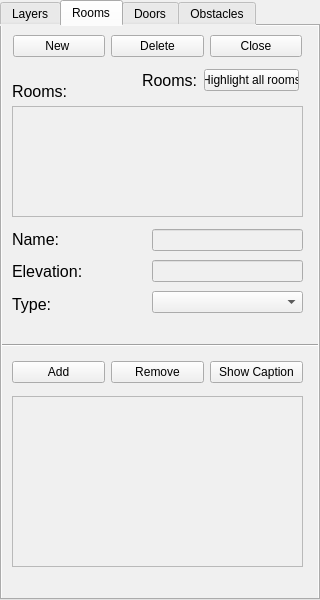
Qt form forms/roomwidget.ui (JuPedSim/jpseditor) before a commit.
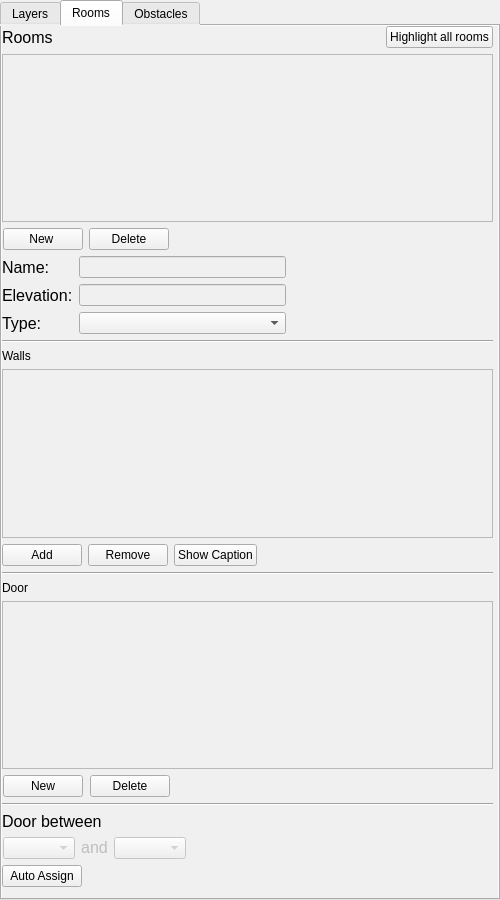
The same form after that commit. The open tabs and pages were chosen to show the change.

Commit message:
Redesign define geometry tabwidget
#123 Merge door window into room

What changed in the file:
```diff
--- a/forms/roomwidget.ui
+++ b/forms/roomwidget.ui
@@ -6,10 +6,16 @@
    <rect>
     <x>0</x>
     <y>0</y>
-    <width>320</width>
-    <height>600</height>
+    <width>500</width>
+    <height>900</height>
    </rect>
   </property>
+  <property name="sizePolicy">
+   <sizepolicy hsizetype="Expanding" vsizetype="Expanding">
+    <horstretch>1</horstretch>
+    <verstretch>1</verstretch>
+   </sizepolicy>
+  </property>
   <property name="windowTitle">
    <string>Define Room</string>
   </property>
@@ -77,72 +83,68 @@
    </widget>
   </widget>
   <widget class="QWidget" name="roomTab">
+   <property name="sizePolicy">
+    <sizepolicy hsizetype="Expanding" vsizetype="Expanding">
+     <horstretch>0</horstretch>
+     <verstretch>0</verstretch>
+    </sizepolicy>
+   </property>
    <property name="toolTip">
     <string/>
    </property>
    <attribute name="title">
     <string>Rooms</string>
    </attribute>
+   <widget class="QWidget" name="">
+    <property name="geometry">
+     <rect>
+      <x>0</x>
+      <y>0</y>
+      <width>491</width>
+      <height>861</height>
+     </rect>
+    </property>
+    <layout class="QVBoxLayout" name="verticalLayout_4">
+     <item>
+      <layout class="QHBoxLayout" name="horizontalLayout_8">
+       <item>
    <widget class="QLabel" name="label">
-    <property name="geometry">
-     <rect>
-      <x>10</x>
-      <y>50</y>
-      <width>191</width>
-      <height>31</height>
-     </rect>
-    </property>
     <property name="font">
      <font>
       <pointsize>12</pointsize>
      </font>
     </property>
     <property name="text">
-     <string>Rooms:</string>
-    </property>
-   </widget>
-   <widget class="QListWidget" name="listWalls">
-    <property name="geometry">
-     <rect>
-      <x>10</x>
-      <y>370</y>
-      <width>291</width>
-      <height>171</height>
-     </rect>
-    </property>
-   </widget>
-   <widget class="QListWidget" name="list_rooms">
-    <property name="geometry">
-     <rect>
-      <x>10</x>
-      <y>80</y>
-      <width>291</width>
-      <height>111</height>
-     </rect>
-    </property>
-   </widget>
-   <widget class="Line" name="line_2">
-    <property name="geometry">
-     <rect>
-      <x>-10</x>
-      <y>299</y>
-      <width>341</width>
-      <height>41</height>
-     </rect>
-    </property>
+          <string>Rooms</string>
+         </property>
+        </widget>
+       </item>
+       <item>
+        <spacer name="horizontalSpacer_4">
     <property name="orientation">
      <enum>Qt::Horizontal</enum>
     </property>
-   </widget>
-   <widget class="QWidget" name="horizontalLayoutWidget">
-    <property name="geometry">
-     <rect>
-      <x>10</x>
-      <y>0</y>
-      <width>291</width>
-      <height>41</height>
-     </rect>
-    </property>
+         <property name="sizeHint" stdset="0">
+          <size>
+           <width>40</width>
+           <height>20</height>
+          </size>
+         </property>
+        </spacer>
+       </item>
+       <item>
+        <widget class="QPushButton" name="highlight_all">
+         <property name="text">
+          <string>Highlight all rooms</string>
+         </property>
+        </widget>
+       </item>
+      </layout>
+     </item>
+     <item>
+      <widget class="QListWidget" name="list_rooms"/>
+     </item>
+     <item>
     <layout class="QHBoxLayout" name="horizontalLayout">
      <property name="leftMargin">
       <number>1</number>
@@ -174,80 +176,23 @@
       </widget>
      </item>
      <item>
-      <widget class="QPushButton" name="closeButton">
-       <property name="toolTip">
-        <string>&lt;html&gt;&lt;head/&gt;&lt;body&gt;&lt;p&gt;Close Define Room&lt;/p&gt;&lt;/body&gt;&lt;/html&gt;</string>
-       </property>
-       <property name="statusTip">
-        <string>Close widget</string>
-       </property>
-       <property name="text">
-        <string>Close</string>
-       </property>
-       <property name="shortcut">
-        <string>Ctrl+L</string>
-       </property>
-      </widget>
-     </item>
-    </layout>
-   </widget>
-   <widget class="QWidget" name="horizontalLayoutWidget_2">
-    <property name="geometry">
-     <rect>
-      <x>10</x>
-      <y>330</y>
-      <width>291</width>
-      <height>32</height>
-     </rect>
-    </property>
-    <layout class="QHBoxLayout" name="horizontalLayout_2">
-     <item>
-      <widget class="QPushButton" name="add_button">
-       <property name="toolTip">
-        <string>&lt;html&gt;&lt;head/&gt;&lt;body&gt;&lt;p&gt;Add wall to selected room&lt;/p&gt;&lt;/body&gt;&lt;/html&gt;</string>
-       </property>
-       <property name="text">
-        <string>Add</string>
-       </property>
-       <property name="shortcut">
-        <string>Ctrl+Alt+A</string>
-       </property>
-      </widget>
+        <spacer name="horizontalSpacer_3">
+         <property name="orientation">
+          <enum>Qt::Horizontal</enum>
+         </property>
+         <property name="sizeHint" stdset="0">
+          <size>
+           <width>40</width>
+           <height>20</height>
+          </size>
+         </property>
+        </spacer>
+       </item>
+      </layout>
      </item>
      <item>
-      <widget class="QPushButton" name="remove_button">
-       <property name="toolTip">
-        <string>&lt;html&gt;&lt;head/&gt;&lt;body&gt;&lt;p&gt;Delete wall from selected room&lt;/p&gt;&lt;/body&gt;&lt;/html&gt;</string>
-       </property>
-       <property name="text">
-        <string>Remove</string>
-       </property>
-       <property name="shortcut">
-        <string>Ctrl+Alt+R</string>
-       </property>
-      </widget>
-     </item>
+      <layout class="QHBoxLayout" name="horizontalLayout_5">
      <item>
-      <widget class="QPushButton" name="caption">
-       <property name="toolTip">
-        <string>&lt;html&gt;&lt;head/&gt;&lt;body&gt;&lt;p&gt;Show room caption&lt;/p&gt;&lt;/body&gt;&lt;/html&gt;</string>
-       </property>
-       <property name="text">
-        <string>Show Caption</string>
-       </property>
-      </widget>
-     </item>
-    </layout>
-   </widget>
-   <widget class="QWidget" name="verticalLayoutWidget">
-    <property name="geometry">
-     <rect>
-      <x>10</x>
-      <y>200</y>
-      <width>91</width>
-      <height>91</height>
-     </rect>
-    </property>
     <layout class="QVBoxLayout" name="verticalLayout">
      <item>
       <widget class="QLabel" name="label_4">
@@ -286,16 +231,8 @@
       </widget>
      </item>
     </layout>
-   </widget>
-   <widget class="QWidget" name="verticalLayoutWidget_2">
-    <property name="geometry">
-     <rect>
-      <x>150</x>
-      <y>200</y>
-      <width>151</width>
-      <height>93</height>
-     </rect>
-    </property>
+       </item>
+       <item>
     <layout class="QVBoxLayout" name="verticalLayout_2">
      <item>
       <widget class="QLineEdit" name="chname_edit"/>
@@ -311,134 +248,111 @@
       </widget>
      </item>
     </layout>
-   </widget>
-   <widget class="QWidget" name="layoutWidget">
-    <property name="geometry">
-     <rect>
-      <x>140</x>
-      <y>40</y>
-      <width>157</width>
-      <height>28</height>
-     </rect>
-    </property>
-    <layout class="QHBoxLayout" name="horizontalLayout_3">
+       </item>
      <item>
-      <widget class="QLabel" name="label">
-       <property name="font">
-        <font>
-         <pointsize>12</pointsize>
-        </font>
-       </property>
-       <property name="text">
-        <string>Rooms:</string>
-       </property>
+        <spacer name="horizontalSpacer_5">
+         <property name="orientation">
+          <enum>Qt::Horizontal</enum>
+         </property>
+         <property name="sizeHint" stdset="0">
+          <size>
+           <width>40</width>
+           <height>20</height>
+          </size>
+         </property>
+        </spacer>
+       </item>
+      </layout>
+     </item>
+     <item>
+      <widget class="Line" name="line_2">
+       <property name="orientation">
+        <enum>Qt::Horizontal</enum>
+       </property>
       </widget>
      </item>
      <item>
-      <widget class="QPushButton" name="highlight_all">
+      <widget class="QLabel" name="label_3">
        <property name="text">
-        <string>Highlight all rooms</string>
+        <string>Walls</string>
        </property>
       </widget>
      </item>
-    </layout>
-   </widget>
-  </widget>
-  <widget class="QWidget" name="doorTab">
+     <item>
+      <widget class="QListWidget" name="listWalls"/>
+     </item>
+     <item>
+      <layout class="QHBoxLayout" name="horizontalLayout_2">
+       <item>
+        <widget class="QPushButton" name="add_button">
    <property name="toolTip">
-    <string/>
-   </property>
-   <attribute name="title">
-    <string>Doors</string>
-   </attribute>
-   <widget class="QListWidget" name="crossingList">
-    <property name="geometry">
-     <rect>
-      <x>10</x>
-      <y>90</y>
-      <width>291</width>
-      <height>91</height>
-     </rect>
-    </property>
-   </widget>
-   <widget class="QLabel" name="label_5">
-    <property name="geometry">
-     <rect>
-      <x>10</x>
-      <y>50</y>
-      <width>291</width>
-      <height>31</height>
-     </rect>
-    </property>
-    <property name="font">
-     <font>
-      <pointsize>12</pointsize>
-     </font>
-    </property>
+          <string>&lt;html&gt;&lt;head/&gt;&lt;body&gt;&lt;p&gt;Add wall to selected room&lt;/p&gt;&lt;/body&gt;&lt;/html&gt;</string>
+         </property>
+         <property name="text">
+          <string>Add</string>
+         </property>
+         <property name="shortcut">
+          <string>Ctrl+Alt+A</string>
+         </property>
+        </widget>
+       </item>
+       <item>
+        <widget class="QPushButton" name="remove_button">
+         <property name="toolTip">
+          <string>&lt;html&gt;&lt;head/&gt;&lt;body&gt;&lt;p&gt;Delete wall from selected room&lt;/p&gt;&lt;/body&gt;&lt;/html&gt;</string>
+         </property>
     <property name="text">
-     <string>Doors:</string>
-    </property>
-   </widget>
-   <widget class="QLabel" name="crossing_between">
-    <property name="enabled">
-     <bool>true</bool>
-    </property>
-    <property name="geometry">
-     <rect>
-      <x>10</x>
-      <y>210</y>
-      <width>201</width>
-      <height>41</height>
-     </rect>
-    </property>
-    <property name="font">
-     <font>
-      <pointsize>12</pointsize>
-     </font>
-    </property>
+          <string>Remove</string>
+         </property>
+         <property name="shortcut">
+          <string>Ctrl+Alt+R</string>
+         </property>
+        </widget>
+       </item>
+       <item>
+        <widget class="QPushButton" name="caption">
+         <property name="toolTip">
+          <string>&lt;html&gt;&lt;head/&gt;&lt;body&gt;&lt;p&gt;Show room caption&lt;/p&gt;&lt;/body&gt;&lt;/html&gt;</string>
+         </property>
     <property name="text">
-     <string>Door between</string>
-    </property>
-   </widget>
-   <widget class="Line" name="line">
-    <property name="geometry">
-     <rect>
-      <x>-10</x>
-      <y>190</y>
-      <width>341</width>
-      <height>31</height>
-     </rect>
-    </property>
+          <string>Show Caption</string>
+         </property>
+        </widget>
+       </item>
+       <item>
+        <spacer name="horizontalSpacer_2">
     <property name="orientation">
      <enum>Qt::Horizontal</enum>
     </property>
-   </widget>
-   <widget class="QPushButton" name="auto_assign_doors">
-    <property name="geometry">
-     <rect>
-      <x>100</x>
-      <y>290</y>
-      <width>101</width>
-      <height>28</height>
-     </rect>
-    </property>
-    <property name="toolTip">
-     <string>&lt;html&gt;&lt;head/&gt;&lt;body&gt;&lt;p&gt;Assign Door to room&lt;/p&gt;&lt;/body&gt;&lt;/html&gt;</string>
-    </property>
+         <property name="sizeHint" stdset="0">
+          <size>
+           <width>40</width>
+           <height>20</height>
+          </size>
+         </property>
+        </spacer>
+       </item>
+      </layout>
+     </item>
+     <item>
+      <widget class="Line" name="line_3">
+       <property name="orientation">
+        <enum>Qt::Horizontal</enum>
+       </property>
+      </widget>
+     </item>
+     <item>
+      <widget class="QLabel" name="label_8">
     <property name="text">
-     <string>Auto Assign</string>
-    </property>
-   </widget>
-   <widget class="QWidget" name="horizontalLayoutWidget_4">
-    <property name="geometry">
-     <rect>
-      <x>8</x>
-      <y>0</y>
-      <width>291</width>
-      <height>41</height>
-     </rect>
-    </property>
-    <layout class="QHBoxLayout" name="horizontalLayout_4">
+        <string>Door</string>
+       </property>
+      </widget>
+     </item>
+     <item>
+      <widget class="QListWidget" name="crossingList"/>
+     </item>
+     <item>
+      <layout class="QHBoxLayout" name="horizontalLayout_17">
      <property name="spacing">
       <number>7</number>
      </property>
@@ -449,7 +363,7 @@
       <number>1</number>
      </property>
      <item>
-      <widget class="QPushButton" name="addCrossingButton">
+        <widget class="QPushButton" name="addCrossingButton2">
        <property name="toolTip">
         <string>&lt;html&gt;&lt;head/&gt;&lt;body&gt;&lt;p&gt;Add new Door&lt;/p&gt;&lt;/body&gt;&lt;/html&gt;</string>
        </property>
@@ -459,7 +373,7 @@
       </widget>
      </item>
      <item>
-      <widget class="QPushButton" name="removeCrossingButton">
+        <widget class="QPushButton" name="deleteCrossingButton">
        <property name="toolTip">
         <string>&lt;html&gt;&lt;head/&gt;&lt;body&gt;&lt;p&gt;Delete selected door&lt;/p&gt;&lt;/body&gt;&lt;/html&gt;</string>
        </property>
@@ -469,27 +383,44 @@
       </widget>
      </item>
      <item>
-      <widget class="QPushButton" name="closeButton_2">
-       <property name="toolTip">
-        <string>&lt;html&gt;&lt;head/&gt;&lt;body&gt;&lt;p&gt;Close Define Room&lt;/p&gt;&lt;/body&gt;&lt;/html&gt;</string>
-       </property>
-       <property name="text">
-        <string>Close</string>
-       </property>
-      </widget>
-     </item>
-    </layout>
-   </widget>
-   <widget class="QWidget" name="horizontalLayoutWidget_5">
-    <property name="geometry">
-     <rect>
-      <x>8</x>
-      <y>240</y>
-      <width>291</width>
-      <height>41</height>
-     </rect>
-    </property>
-    <layout class="QHBoxLayout" name="horizontalLayout_6">
+        <spacer name="horizontalSpacer">
+         <property name="orientation">
+          <enum>Qt::Horizontal</enum>
+         </property>
+         <property name="sizeHint" stdset="0">
+          <size>
+           <width>40</width>
+           <height>20</height>
+          </size>
+         </property>
+        </spacer>
+       </item>
+      </layout>
+     </item>
+     <item>
+      <widget class="Line" name="line">
+       <property name="orientation">
+        <enum>Qt::Horizontal</enum>
+       </property>
+      </widget>
+     </item>
+     <item>
+      <widget class="QLabel" name="crossing_between">
+       <property name="enabled">
+        <bool>true</bool>
+       </property>
+       <property name="font">
+        <font>
+         <pointsize>12</pointsize>
+        </font>
+       </property>
+       <property name="text">
+        <string>Door between</string>
+       </property>
+      </widget>
+     </item>
+     <item>
+      <layout class="QHBoxLayout" name="horizontalLayout_16">
      <property name="leftMargin">
       <number>1</number>
      </property>
@@ -497,14 +428,14 @@
       <number>1</number>
      </property>
      <item>
-      <widget class="QComboBox" name="roomBox1">
+        <widget class="QComboBox" name="roomBox_from">
        <property name="enabled">
         <bool>false</bool>
        </property>
       </widget>
      </item>
      <item>
-      <widget class="QLabel" name="and_label">
+        <widget class="QLabel" name="andLabel">
        <property name="enabled">
         <bool>false</bool>
        </property>
@@ -528,11 +459,53 @@
       </widget>
      </item>
      <item>
-      <widget class="QComboBox" name="roomBox2">
+        <widget class="QComboBox" name="roomBox_to">
        <property name="enabled">
         <bool>false</bool>
        </property>
       </widget>
+       </item>
+       <item>
+        <spacer name="horizontalSpacer_6">
+         <property name="orientation">
+          <enum>Qt::Horizontal</enum>
+         </property>
+         <property name="sizeHint" stdset="0">
+          <size>
+           <width>40</width>
+           <height>20</height>
+          </size>
+         </property>
+        </spacer>
+       </item>
+      </layout>
+     </item>
+     <item>
+      <layout class="QHBoxLayout" name="horizontalLayout_18">
+       <item>
+        <widget class="QPushButton" name="auto_assign_doors">
+         <property name="toolTip">
+          <string>&lt;html&gt;&lt;head/&gt;&lt;body&gt;&lt;p&gt;Assign Door to room&lt;/p&gt;&lt;/body&gt;&lt;/html&gt;</string>
+         </property>
+         <property name="text">
+          <string>Auto Assign</string>
+         </property>
+        </widget>
+       </item>
+       <item>
+        <spacer name="horizontalSpacer_7">
+         <property name="orientation">
+          <enum>Qt::Horizontal</enum>
+         </property>
+         <property name="sizeHint" stdset="0">
+          <size>
+           <width>40</width>
+           <height>20</height>
+          </size>
+         </property>
+        </spacer>
+       </item>
+      </layout>
      </item>
     </layout>
    </widget>
```
Left out of the diff: 279 changed lines with no effect on the pictures. Lines whose indentation alone changed are shown as unchanged. The commit also changes 3 other files.
